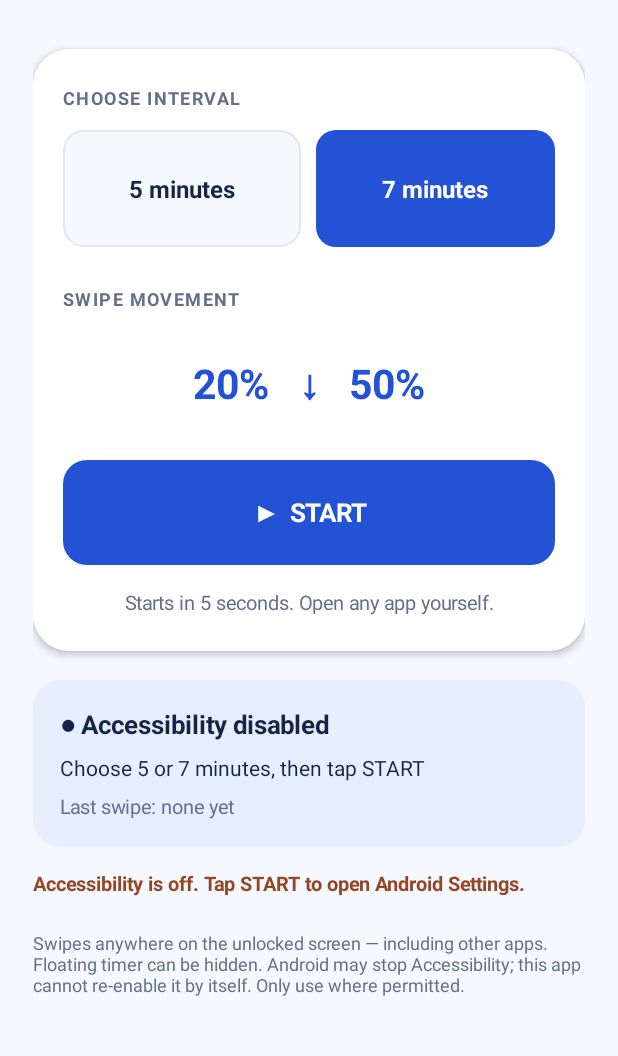
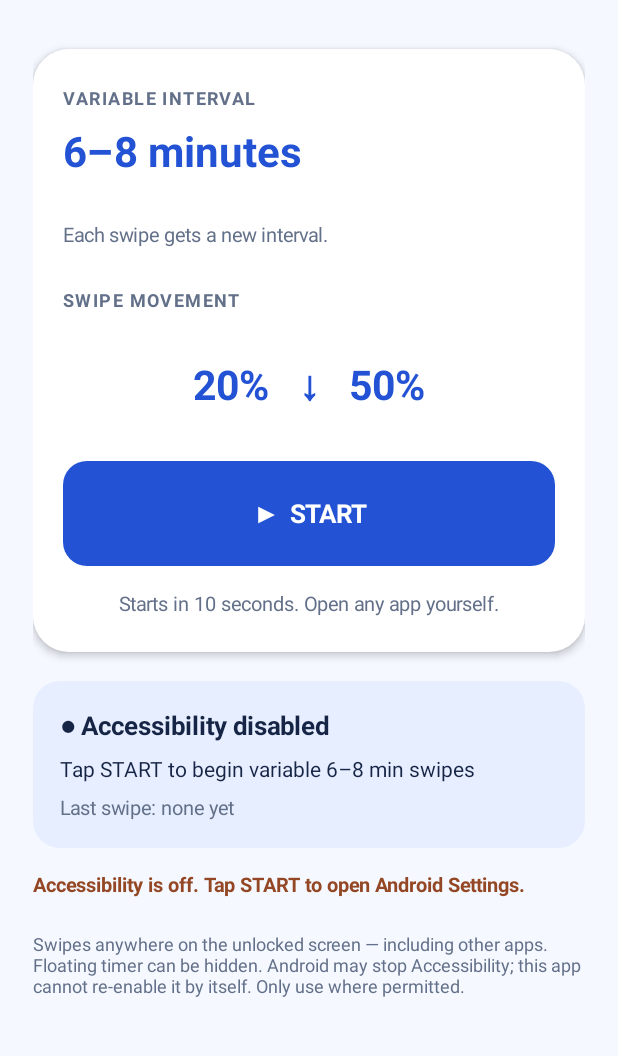
Before and after one commit to holyprof1/holyprof1, an Android app: the screen it shows after launch (MainActivity), on a phone screen of 412 x 824 dp, the part 139-1195 px from its top. Run offline under Robolectric (Android 15) with nearby library versions, the phone set to English and light mode, and no system bars.

Commit message:
Set general swipe timer to variable 6–8 min with no target-app interaction

```diff
--- a/swipe-refresh-android/app/build.gradle
+++ b/swipe-refresh-android/app/build.gradle
@@ -6,8 +6,8 @@ android {
         applicationId 'com.simpletools.swiperefresh'
         minSdk 26
         targetSdk 34
-        versionCode 4
-        versionName '1.3'
+        versionCode 5
+        versionName '1.4'
     }
     compileOptions {
         sourceCompatibility JavaVersion.VERSION_17
--- a/swipe-refresh-android/app/src/main/java/com/simpletools/swiperefresh/MainActivity.java
+++ b/swipe-refresh-android/app/src/main/java/com/simpletools/swiperefresh/MainActivity.java
@@ -33,7 +33,7 @@ public class MainActivity extends Activity {
     private static final int LIGHTBLUE = Color.rgb(231, 238, 255);
     private final Handler handler = new Handler(Looper.getMainLooper());
     private TextView status, countdown, lastSwipe, permissionHint;
-    private Button five, seven, action, showTimerButton;
+    private Button action, showTimerButton;
     private final Runnable tick = new Runnable() {
         @Override public void run() {
             refreshStatus();
@@ -81,22 +81,15 @@ public class MainActivity extends Activity {
         cardParams.topMargin = dp(32);
         page.addView(card, cardParams);
 
-        TextView choose = text("CHOOSE INTERVAL", 12, MUTED, true);
+        TextView choose = text("VARIABLE INTERVAL", 12, MUTED, true);
         choose.setLetterSpacing(.08f);
         card.addView(choose);
-        LinearLayout choices = new LinearLayout(this);
-        choices.setOrientation(LinearLayout.HORIZONTAL);
-        LinearLayout.LayoutParams cp = new LinearLayout.LayoutParams(-1, dp(78));
-        cp.topMargin = dp(13);
-        card.addView(choices, cp);
-        five = choiceButton("5 minutes");
-        seven = choiceButton("7 minutes");
-        LinearLayout.LayoutParams wp = new LinearLayout.LayoutParams(0, -1, 1);
-        wp.rightMargin = dp(10);
-        choices.addView(five, wp);
-        choices.addView(seven, new LinearLayout.LayoutParams(0, -1, 1));
-        five.setOnClickListener(v -> setMinutes(5));
-        seven.setOnClickListener(v -> setMinutes(7));
+        TextView timing = text("6–8 minutes", 28, BLUE, true);
+        LinearLayout.LayoutParams tp = new LinearLayout.LayoutParams(-1, dp(66));
+        tp.topMargin = dp(8);
+        card.addView(timing, tp);
+        TextView timingHint = text("Each swipe gets a new interval.", 13, MUTED, false);
+        card.addView(timingHint);
 
         TextView swipePath = text("SWIPE MOVEMENT", 12, MUTED, true);
         swipePath.setLetterSpacing(.08f);
@@ -124,7 +117,7 @@ public class MainActivity extends Activity {
         card.addView(action, ap);
         action.setOnClickListener(v -> onAction());
 
-        TextView under = text("Starts in 5 seconds. Open any app yourself.", 13, MUTED, false);
+        TextView under = text("Starts in 10 seconds. Open any app yourself.", 13, MUTED, false);
         under.setGravity(Gravity.CENTER);
         LinearLayout.LayoutParams up = new LinearLayout.LayoutParams(-1, -2);
         up.topMargin = dp(16);
@@ -177,13 +170,6 @@ public class MainActivity extends Activity {
         super.onPause();
     }
 
-    private void setMinutes(int minutes) {
-        SwipePreferences.get(this).edit()
-            .putInt(SwipePreferences.KEY_INTERVAL, minutes).apply();
-        SwipeAccessibilityService.intervalChanged();
-        refreshStatus();
-    }
-
     private void onAction() {
         if (SwipePreferences.running(this)) {
             SwipePreferences.get(this).edit().putBoolean(SwipePreferences.KEY_ENABLED, false).apply();
@@ -199,7 +185,7 @@ public class MainActivity extends Activity {
         SwipePreferences.get(this).edit()
             .putBoolean(SwipePreferences.KEY_ENABLED, true)
             .putBoolean(SwipePreferences.KEY_OVERLAY_HIDDEN, false)
-            .putString(SwipePreferences.KEY_LAST_RESULT, "First swipe in 5 seconds")
+            .putString(SwipePreferences.KEY_LAST_RESULT, "First swipe in 10 seconds")
             .apply();
         if (!SwipeAccessibilityService.startByUser()) {
             SwipePreferences.get(this).edit().putBoolean(SwipePreferences.KEY_ENABLED, false).apply();
@@ -218,9 +204,6 @@ public class MainActivity extends Activity {
         if (status == null) return;
         boolean enabled = isAccessibilityEnabled();
         boolean running = SwipePreferences.running(this);
-        int interval = SwipePreferences.interval(this);
-        selected(five, interval == 5);
-        selected(seven, interval == 7);
         action.setText(running ? "■  STOP" : "▶  START");
         action.setBackground(rounded(running ? NAVY : BLUE, 16, 0));
         status.setText(!enabled ? "● Accessibility disabled" : running ? "● Running" : "● Ready to start");
@@ -231,10 +214,10 @@ public class MainActivity extends Activity {
         if (running && nextAt > 0L) {
             long remaining = Math.max(0L, (nextAt - System.currentTimeMillis() + 999L) / 1000L);
             countdown.setText(String.format(Locale.getDefault(),
-                "Next swipe in %02d:%02d  ·  Every %d min",
-                remaining / 60L, remaining % 60L, interval));
+                "Next swipe in %02d:%02d  ·  Variable 6–8 min",
+                remaining / 60L, remaining % 60L));
         } else {
-            countdown.setText(running ? "Preparing first swipe…" : "Choose 5 or 7 minutes, then tap START");
+            countdown.setText(running ? "Preparing first swipe…" : "Tap START to begin variable 6–8 min swipes");
         }
         long last = SwipePreferences.get(this).getLong(SwipePreferences.KEY_LAST_SUCCESS, 0L);
         String result = SwipePreferences.get(this).getString(SwipePreferences.KEY_LAST_RESULT, "");
@@ -257,10 +240,6 @@ public class MainActivity extends Activity {
         return false;
     }
 
-    private void selected(Button b, boolean chosen) {
-        b.setTextColor(chosen ? Color.WHITE : NAVY);
-        b.setBackground(rounded(chosen ? BLUE : BACKGROUND, 13, chosen ? 0 : Color.rgb(224, 230, 242)));
-    }
     private Button choiceButton(String label) {
         Button b = new Button(this);
         b.setText(label);
--- a/swipe-refresh-android/app/src/main/java/com/simpletools/swiperefresh/SwipePreferences.java
+++ b/swipe-refresh-android/app/src/main/java/com/simpletools/swiperefresh/SwipePreferences.java
@@ -4,7 +4,6 @@ import android.content.SharedPreferences;
 
 final class SwipePreferences {
     static final String KEY_ENABLED = "running";
-    static final String KEY_INTERVAL = "interval_minutes";
     static final String KEY_LAST_SUCCESS = "last_swipe_ms";
     static final String KEY_NEXT_DUE_MS = "next_due_ms";
     static final String KEY_LAST_RESULT = "last_result";
@@ -13,6 +12,5 @@ final class SwipePreferences {
     static SharedPreferences get(Context c) {
         return c.getSharedPreferences("swipe_options", Context.MODE_PRIVATE);
     }
-    static int interval(Context c) { return get(c).getInt(KEY_INTERVAL, 7) == 5 ? 5 : 7; }
     static boolean running(Context c) { return get(c).getBoolean(KEY_ENABLED, false); }
 }
```
Also changed, not shown: swipe-refresh-android/app/src/main/java/com/simpletools/swiperefresh/SwipeAccessibilityService.java (+11 -10 lines), 1 other file.
